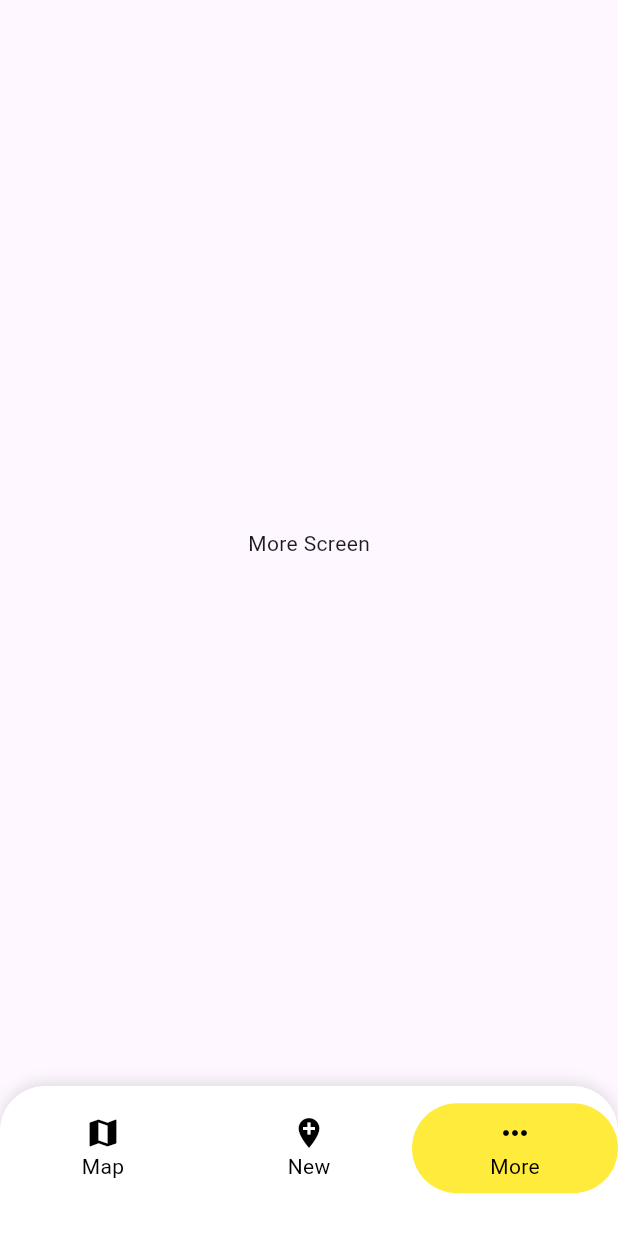
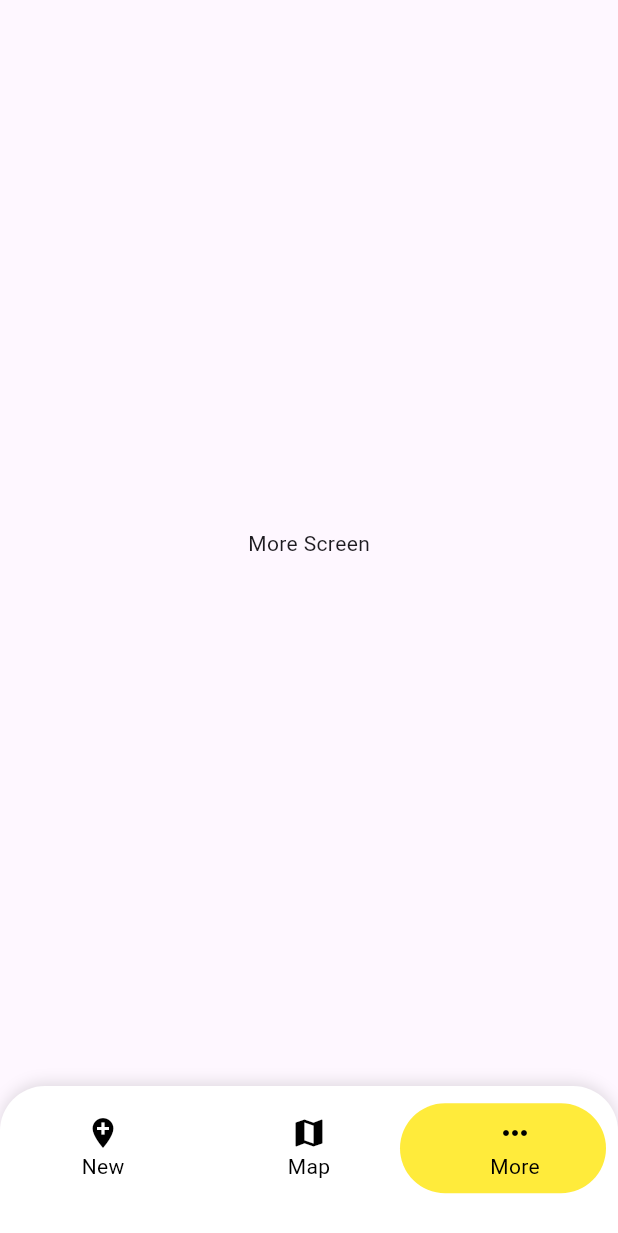
Before and after one commit to jhenselmann/trash_app, a Flutter app: the screen it shows after launch, item 3 of the bottom bar chosen, on a phone screen of 412 x 824 dp. Shown: the top 1233 px of the screen. Run offline on Flutter 3.47's test engine with Material 3 defaults, Android fonts, the phone set to English and light mode, and no system bars.

Commit message:
Navbar - Margins

```diff
--- a/lib/main.dart
+++ b/lib/main.dart
@@ -62,8 +62,8 @@ class _MainScreenState extends State<MainScreen> {
             // 1. Animierter Blob
             AnimatedAlign(
               alignment: _getAlignmentForIndex(_selectedIndex),
-              duration: const Duration(milliseconds: 1000),
-              curve: Curves.elasticOut,
+              duration: const Duration(milliseconds: 200),
+              curve: Curves.decelerate, //Das ist die animation
               child: LayoutBuilder(
                 builder: (context, constraints) {
                   final double itemWidth = constraints.maxWidth / 3;
@@ -71,7 +71,12 @@ class _MainScreenState extends State<MainScreen> {
                   return Container(
                     width: itemWidth,
                     height: 60,
-                    margin: const EdgeInsets.only(top: 8, bottom: 25),
+                    margin: const EdgeInsets.only(
+                      top: 8,
+                      bottom: 25,
+                      left: 8,
+                      right: 8,
+                    ),
                     decoration: BoxDecoration(
                       color: Colors.yellow,
                       borderRadius: BorderRadius.circular(30),
@@ -84,8 +89,8 @@ class _MainScreenState extends State<MainScreen> {
             // 2. Row mit den eigentlichen Nav-Items
             Row(
               children: [
-                _buildNavItem(icon: Icons.map, label: 'Map', index: 0),
-                _buildNavItem(icon: Icons.add_location, label: 'New', index: 1),
+                _buildNavItem(icon: Icons.add_location, label: 'New', index: 0),
+                _buildNavItem(icon: Icons.map, label: 'Map', index: 1),
                 _buildNavItem(icon: Icons.more_horiz, label: 'More', index: 2),
               ],
             ),
```
